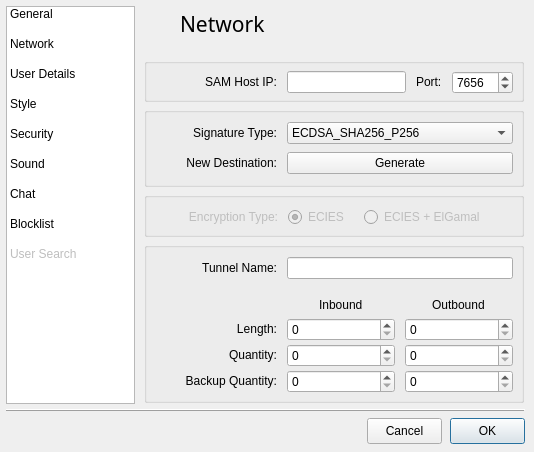
This is src/gui/form_settingsgui.ui in vituperative/i2pchat as Qt 5 draws it before an edit. The edited form follows.
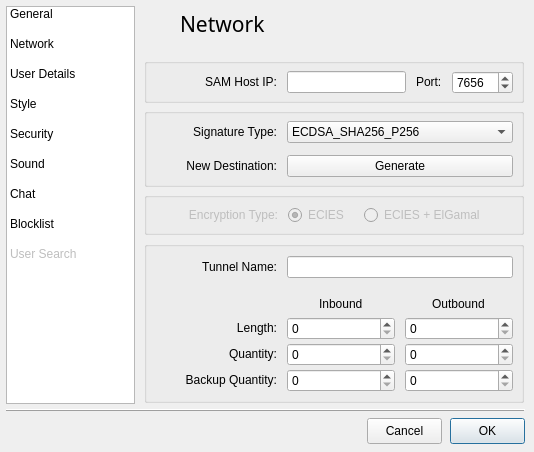
This is the edited form. The open tabs and pages were chosen to show the change. Icons and pictures are not drawn.

Commit message: Revert connection timeout to 60 seconds

The edit to the form file:
```diff
--- a/src/gui/form_settingsgui.ui
+++ b/src/gui/form_settingsgui.ui
@@ -673,9 +673,9 @@
       <property name="geometry">
        <rect>
         <x>4</x>
-        <y>234</y>
+        <y>233</y>
         <width>380</width>
-        <height>161</height>
+        <height>162</height>
        </rect>
       </property>
       <property name="minimumSize">
@@ -904,7 +904,7 @@
         <x>4</x>
         <y>50</y>
         <width>380</width>
-        <height>44</height>
+        <height>45</height>
        </rect>
       </property>
       <property name="minimumSize">
@@ -928,7 +928,7 @@
          <x>13</x>
          <y>12</y>
          <width>356</width>
-         <height>26</height>
+         <height>25</height>
         </rect>
        </property>
        <layout class="QGridLayout" name="gridLayout_30">
@@ -1004,7 +1004,7 @@
         <x>4</x>
         <y>184</y>
         <width>380</width>
-        <height>45</height>
+        <height>43</height>
        </rect>
       </property>
       <property name="minimumSize">
@@ -1029,7 +1029,7 @@
        <property name="geometry">
         <rect>
          <x>14</x>
-         <y>14</y>
+         <y>12</y>
          <width>356</width>
          <height>23</height>
         </rect>
@@ -1126,16 +1126,16 @@
       <property name="geometry">
        <rect>
         <x>4</x>
-        <y>99</y>
+        <y>100</y>
         <width>380</width>
-        <height>80</height>
+        <height>79</height>
        </rect>
       </property>
       <widget class="QWidget" name="layoutWidget_10">
        <property name="geometry">
         <rect>
          <x>13</x>
-         <y>14</y>
+         <y>12</y>
          <width>356</width>
          <height>25</height>
         </rect>
@@ -1210,7 +1210,7 @@
        <property name="geometry">
         <rect>
          <x>13</x>
-         <y>44</y>
+         <y>46</y>
          <width>356</width>
          <height>25</height>
         </rect>
```
Left out of the diff: 24 changed lines with no effect on the pictures. The commit also changes 1 other file.
